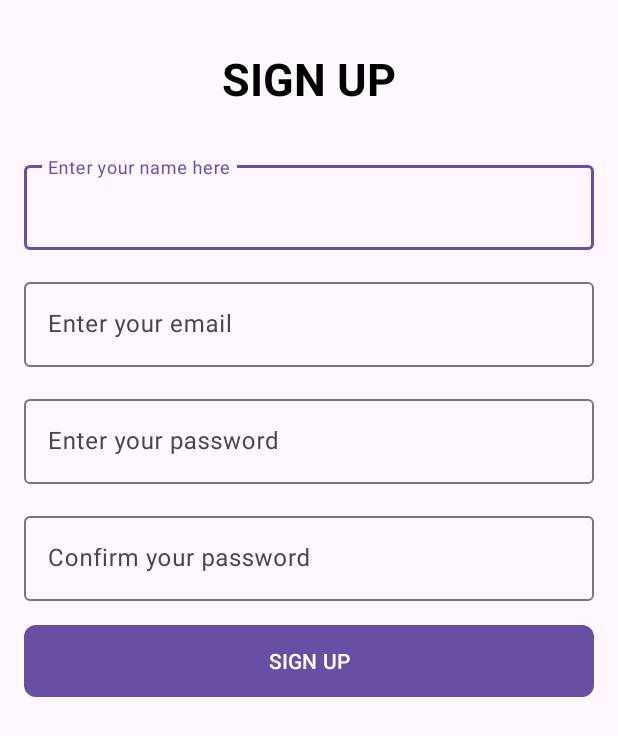
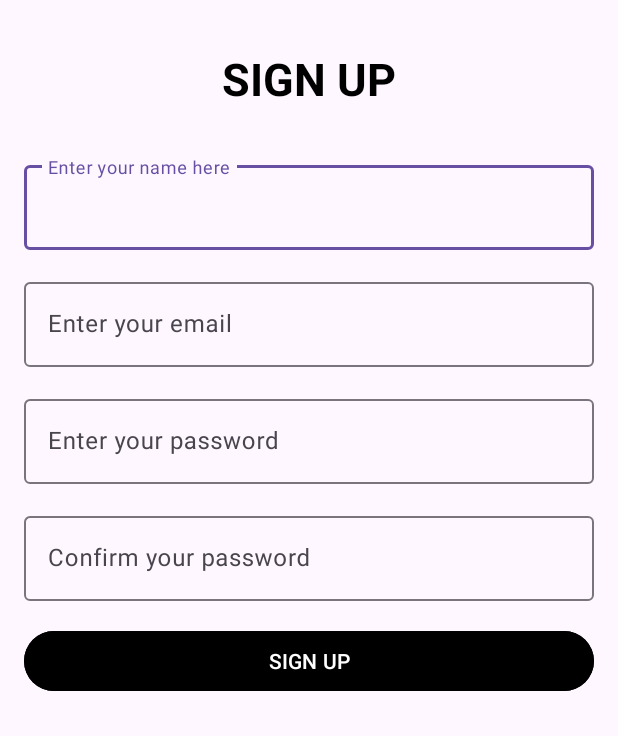
Before and after one commit to sheenasharma15/Jal_Sahay_Final, an Android app: the SignUpActivity screen opened directly, with no data from a screen before it, on a phone screen of 412 x 824 dp. Shown: the top 736 px of the screen. Run offline under Robolectric (Android 15) with nearby library versions, the phone set to English and light mode, and no system bars.

Commit message:
JAL SAHAY APP

```diff
--- a/app/src/main/AndroidManifest.xml
+++ b/app/src/main/AndroidManifest.xml
@@ -32,7 +32,6 @@
             android:exported="true">
             <intent-filter>
                 <action android:name="android.intent.action.MAIN" />
-
                 <category android:name="android.intent.category.LAUNCHER" />
             </intent-filter>
         </activity>
--- a/app/src/main/res/drawable/rounded_button.xml
+++ /dev/null
@@ -1,8 +0,0 @@
-<!-- res/drawable/rounded_button.xml -->
-<shape xmlns:android="http://schemas.android.com/apk/res/android"
-    android:shape="rectangle">
-    <corners android:radius="8dp" />
-    <solid android:color="@color/white" />
-    <solid android:color="#2196F3" />
-    <!-- Change the color as needed -->
-</shape>
--- a/app/src/main/res/layout/activity_feedback_form.xml
+++ b/app/src/main/res/layout/activity_feedback_form.xml
@@ -34,7 +34,8 @@
             android:hint="@string/enter_feedback_"
             android:inputType="textMultiLine"
             android:minLines="4"
-            android:gravity="top"/>
+            android:gravity="top"
+            android:autofillHints="no" />
     </com.google.android.material.textfield.TextInputLayout>
 
     <!-- Ratings (Place your rating views here) -->
@@ -53,7 +54,7 @@
         android:layout_width="match_parent"
         android:layout_height="wrap_content"
         android:text="@string/submit_feedback"
-        android:background="@drawable/rounded_button"
+        android:backgroundTint="@color/black"
         android:layout_below="@+id/ratingBar"
         android:layout_marginTop="250dp"
         android:layout_centerHorizontal="true"
--- a/app/src/main/res/layout/activity_sign_up.xml
+++ b/app/src/main/res/layout/activity_sign_up.xml
@@ -32,7 +32,8 @@
             android:layout_width="match_parent"
             android:layout_height="wrap_content"
             android:hint="@string/enter_name"
-            android:inputType="text"/>
+            android:inputType="text"
+            android:autofillHints="none" />
     </com.google.android.material.textfield.TextInputLayout>
 
     <!-- Email Input -->
@@ -48,7 +49,8 @@
             android:layout_width="match_parent"
             android:layout_height="wrap_content"
             android:hint="@string/enter_email"
-            android:inputType="textEmailAddress"/>
+            android:inputType="textEmailAddress"
+            android:autofillHints="none" />
     </com.google.android.material.textfield.TextInputLayout>
 
     <!-- Password Input -->
@@ -64,7 +66,8 @@
             android:layout_width="match_parent"
             android:layout_height="wrap_content"
             android:hint="@string/enter_password"
-            android:inputType="textPassword"/>
+            android:inputType="textPassword"
+            android:autofillHints="none" />
     </com.google.android.material.textfield.TextInputLayout>
 
     <!-- Confirm Password Input -->
@@ -80,7 +83,8 @@
             android:layout_width="match_parent"
             android:layout_height="wrap_content"
             android:hint="@string/confirm_password"
-            android:inputType="textPassword"/>
+            android:inputType="textPassword"
+            android:autofillHints="none" />
     </com.google.android.material.textfield.TextInputLayout>
 
     <!-- Sign Up Button -->
@@ -89,7 +93,7 @@
         android:layout_width="match_parent"
         android:layout_height="wrap_content"
         android:text="@string/sign_up"
-        android:background="@drawable/rounded_button"
+        android:backgroundTint="@color/black"
         android:layout_below="@+id/textInputConfirmPassword"
         android:layout_marginTop="16dp"/>
 </RelativeLayout>
--- a/app/src/main/res/values-night/themes.xml
+++ b/app/src/main/res/values-night/themes.xml
@@ -1,6 +1,6 @@
 <resources xmlns:tools="http://schemas.android.com/tools">
     <!-- Base application theme. -->
-    <style name="Base.Theme.JALSAHAYFINAL" parent="Theme.Material3.DayNight.NoActionBar">
+    <style name="Base.Theme.JAL_SAHAY_FINAL" parent="Theme.Material3.DayNight.NoActionBar">
         <!-- Customize your dark theme here. -->
         <!-- <item name="colorPrimary">@color/my_dark_primary</item> -->
     </style>
--- a/app/src/main/res/values/colors.xml
+++ b/app/src/main/res/values/colors.xml
@@ -2,4 +2,6 @@
 <resources>
     <color name="black">#FF000000</color>
     <color name="white">#FFFFFFFF</color>
+
+
 </resources>
--- a/app/src/main/res/values/strings.xml
+++ b/app/src/main/res/values/strings.xml
@@ -31,4 +31,9 @@
     <string name="enter_email">Enter your email</string>
     <string name="enter_password">Enter your password</string>
     <string name="confirm_password">Confirm your password</string>
+    <string name="settings">Settings</string>
+    <string name="logout">Logout</string>
+    <string name="help_and_support">Help And Support</string>
+    <string name="change_password">Change Password</string>
+    <string name="todo">TODO</string>
 </resources>
--- a/app/src/main/res/values/themes.xml
+++ b/app/src/main/res/values/themes.xml
@@ -1,4 +1,4 @@
-<resources xmlns:tools="http://schemas.android.com/tools">
+<resources>
     <!-- Base application theme. -->
     <style name="Base.Theme.JALSAHAYFINAL" parent="Theme.Material3.DayNight.NoActionBar">
         <!-- Customize your light theme here. -->
```
Also changed, not shown: app/build.gradle.kts (+5 -3 lines), app/src/main/java/com/internshala/jalsahayfinal/MainActivity.kt (+12 -5 lines), app/src/main/res/layout/activity_home_page.xml (+12 -7 lines), app/src/main/res/layout/activity_login.xml (+22 -13 lines), app/src/main/res/layout/activity_main.xml (+19 -14 lines), app/src/main/res/menu/menu_drawer_activity.xml (+4 -4 lines).
